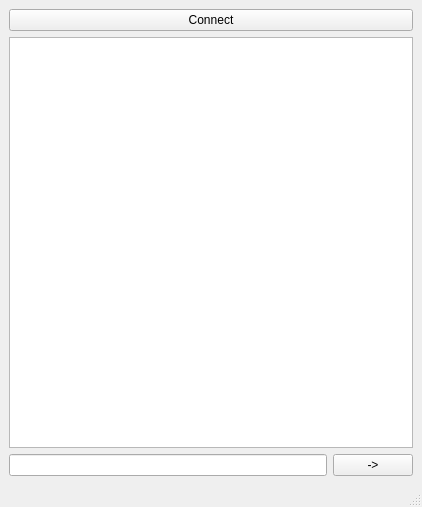
Old version of the form client/client_0.0.1/untitled1/mainwindow.ui in the repository den-Master-2040/project_new_network.
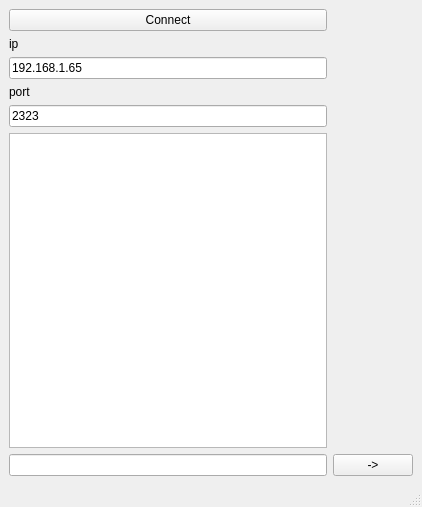
New version of the form.

Diff of the .ui file:
```diff
--- a/client/client_0.0.1/untitled1/mainwindow.ui
+++ b/client/client_0.0.1/untitled1/mainwindow.ui
@@ -15,26 +15,54 @@
   </property>
   <widget class="QWidget" name="centralwidget">
    <layout class="QGridLayout" name="gridLayout">
-    <item row="4" column="1">
-     <widget class="QPushButton" name="pushButton_2">
-      <property name="text">
-       <string>-&gt;</string>
-      </property>
-     </widget>
-    </item>
-    <item row="4" column="0">
-     <widget class="QLineEdit" name="lineEdit"/>
-    </item>
-    <item row="3" column="0" colspan="2">
-     <widget class="QTextBrowser" name="textBrowser"/>
-    </item>
-    <item row="2" column="0" colspan="2">
+    <item row="0" column="0">
      <widget class="QPushButton" name="connect">
       <property name="text">
        <string>Connect</string>
       </property>
      </widget>
     </item>
+    <item row="1" column="0">
+     <widget class="QLabel" name="label">
+      <property name="text">
+       <string>ip</string>
+      </property>
+     </widget>
+    </item>
+    <item row="2" column="0">
+     <widget class="QLineEdit" name="lineEdit_2">
+      <property name="text">
+       <string>192.168.1.65</string>
+      </property>
+     </widget>
+    </item>
+    <item row="3" column="0">
+     <widget class="QLabel" name="label_2">
+      <property name="text">
+       <string>port</string>
+      </property>
+     </widget>
+    </item>
+    <item row="4" column="0">
+     <widget class="QLineEdit" name="lineEdit_3">
+      <property name="text">
+       <string>2323</string>
+      </property>
+     </widget>
+    </item>
+    <item row="5" column="0">
+     <widget class="QTextBrowser" name="textBrowser"/>
+    </item>
+    <item row="6" column="0">
+     <widget class="QLineEdit" name="lineEdit"/>
+    </item>
+    <item row="6" column="1">
+     <widget class="QPushButton" name="pushButton_2">
+      <property name="text">
+       <string>-&gt;</string>
+      </property>
+     </widget>
+    </item>
    </layout>
   </widget>
   <widget class="QMenuBar" name="menubar">
```
